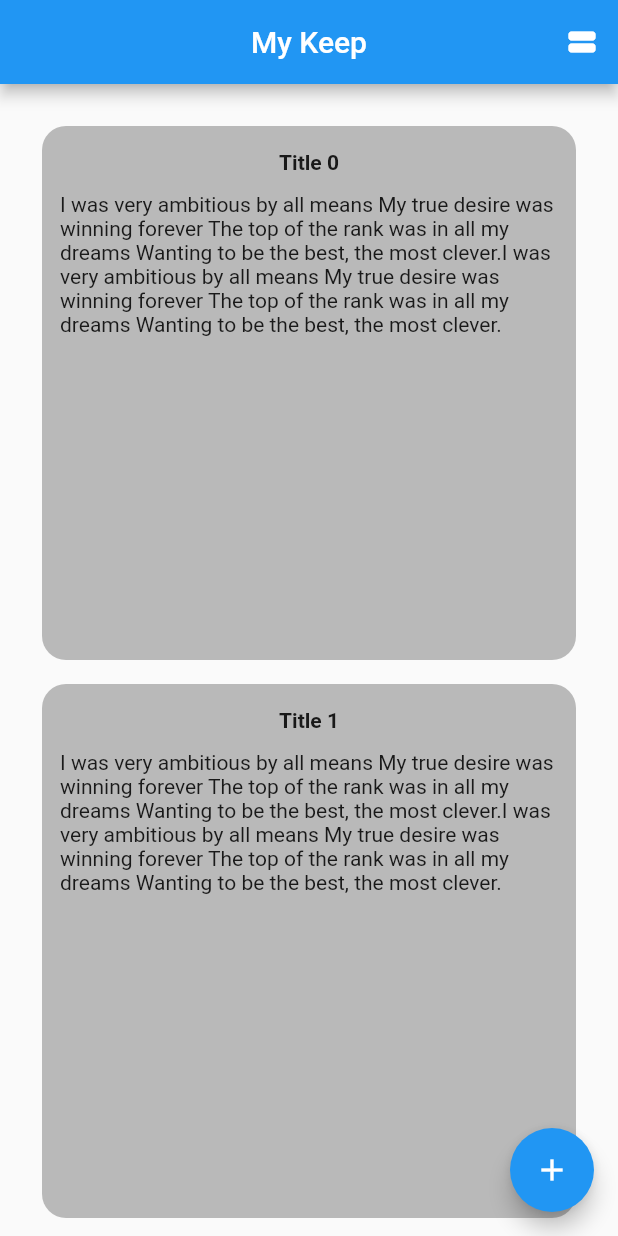
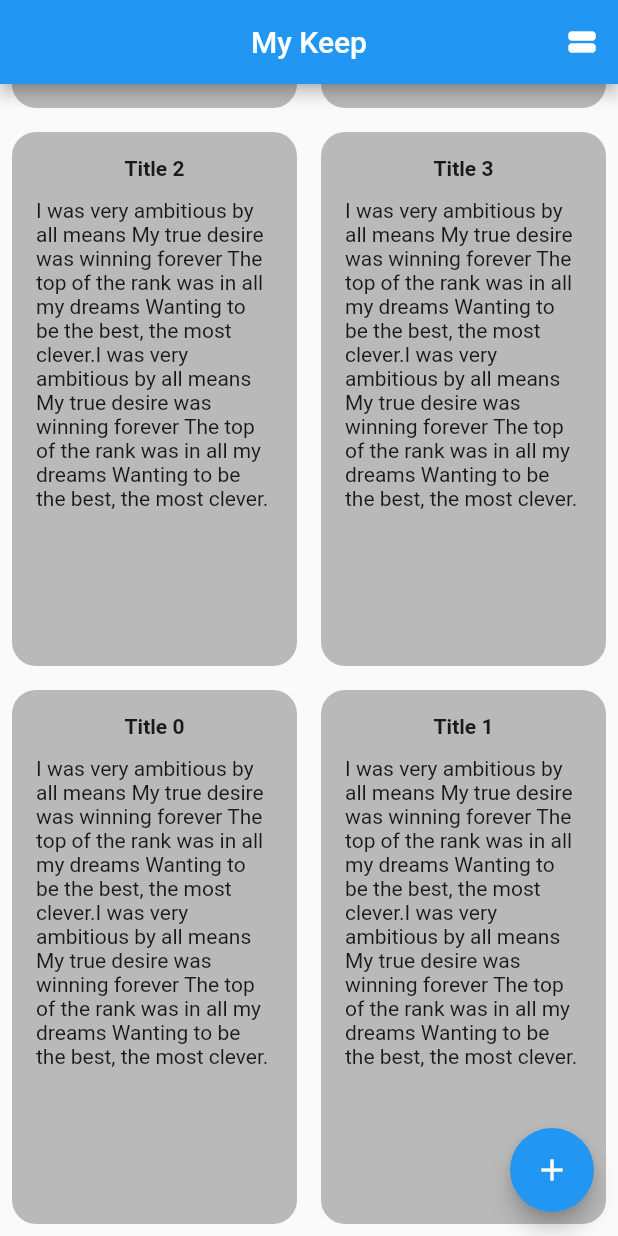
Before and after one commit to naing-pyae-hlyan/My-Keep, a Flutter app: the screen it shows after launch, on a phone screen of 412 x 824 dp. Run offline on Flutter 3.47's test engine with Material 2 defaults, Android fonts, the phone set to English and light mode, and no system bars.

Commit message:
show grid

```diff
--- a/lib/home_page.dart
+++ b/lib/home_page.dart
@@ -6,23 +6,22 @@ import 'package:todo/Utils/form_overlay_dialog.dart';
 import 'package:flutter_staggered_grid_view/flutter_staggered_grid_view.dart';
 
 class MainPage extends StatefulWidget {
-
   @override
   _MainPageState createState() => _MainPageState();
 }
 
 class _MainPageState extends State<MainPage> {
   bool _isPressed = true;
-  Icon _icon =  Icon(Icons.view_stream);
-  int _gridCount = 1;
+  Icon _icon = Icon(Icons.view_stream);
+  int _gridCount = 2;
 
-  void _checkState(){
-    if(_isPressed == true){
+  void _checkState() {
+    if (_isPressed == true) {
       _icon = Icon(Icons.view_quilt);
-      _gridCount = 2;
+      _gridCount = 1;
     } else {
       _icon = Icon(Icons.view_stream);
-      _gridCount = 1;
+      _gridCount = 2;
     }
     _isPressed = !_isPressed;
   }
@@ -35,7 +34,7 @@ class _MainPageState extends State<MainPage> {
         centerTitle: true,
         actions: <Widget>[
           IconButton(
-            onPressed: (){
+            onPressed: () {
               setState(() {
                 _checkState();
               });
@@ -44,7 +43,7 @@ class _MainPageState extends State<MainPage> {
           ),
         ],
       ),
-      body: _bodyGridView(context),
+      body: _bod(context),
       floatingActionButton: FloatingActionButton(
         onPressed: () {
           showFormOverlayDialog(context: context);
@@ -55,58 +54,65 @@ class _MainPageState extends State<MainPage> {
     );
   }
 
-  Widget _body(BuildContext context){
-//    return CustomScrollView(
-//      primary: false,
-//      slivers: <Widget>[
-        return StaggeredGridView.countBuilder(
-            crossAxisCount: 4,
-            itemCount: 12,
-            itemBuilder: (BuildContext context, int index) => Container(
-              color: Colors.green,
-              child: Column(
-                children: _getKeepWidgetList(context, _generateKeep(12)),
+  Widget _bod(BuildContext context) {
+    var size = MediaQuery.of(context).size;
+    final double itemHeight = (size.height - kToolbarHeight - 24) / (_gridCount == 1 ? 8 : 2);
+    final double itemWidth = size.width / 2;
 
-              ),
-            ),
-            staggeredTileBuilder: (int index) =>
-                StaggeredTile.count(2, index.isEven ? 2 : 1),
-          mainAxisSpacing: 4.0,
-          crossAxisSpacing: 4.0,
-        );
-//      ],
+    return Container(
+      child: GridView.count(
+        reverse: true,
+          childAspectRatio: itemWidth / itemHeight,
+          shrinkWrap: true,
+          crossAxisCount: _gridCount,
+          children: _getKeepWidgetList(context, _generateKeep(12))),
+    );
+  }
+
+//  Widget _bo(BuildContext context) {
+//    return StaggeredGridView.count(
+//      crossAxisCount: 4,
+//      mainAxisSpacing: 4.0,
+//      crossAxisSpacing: 4.0,
+//      children: _getKeepWidgetList(
+//        context,
+//        _generateKeep(12),
+//      ),
+//      staggeredTiles: _getKeepWidgetList(context, _generateKeep(12))
+//          .map<StaggeredTile>((_) => StaggeredTile.fit(_gridCount))
+//          .toList(),
 //    );
-  }
+//  }
 
   List<KeepItemsModel> _generateKeep(int number) {
     return List.generate(number, (int index) {
       return KeepItemsModel(
           title: 'Title $index',
           body:
-          'I was very ambitious by all means My true desire was winning forever The top of the rank was in all my dreams Wanting to be the best, the most clever.I was very ambitious by all means My true desire was winning forever The top of the rank was in all my dreams Wanting to be the best, the most clever.');
+              'I was very ambitious by all means My true desire was winning forever The top of the rank was in all my dreams Wanting to be the best, the most clever.I was very ambitious by all means My true desire was winning forever The top of the rank was in all my dreams Wanting to be the best, the most clever.');
     });
   }
-
-  Widget _bodyGridView(BuildContext context) {
-    var size = MediaQuery.of(context).size;
-    final double itemHeight = (size.height - kToolbarHeight - 24) / 2;
-    final double itemWidth = size.width / 2;
-
-    return CustomScrollView(
-      primary: false,
-      slivers: <Widget>[
-        SliverPadding(
-          padding: const EdgeInsets.all(20),
-          sliver: SliverGrid.count(
-              crossAxisSpacing: 10,
-//              mainAxisSpacing: 2,
-              crossAxisCount: _gridCount,
-              childAspectRatio: 1,
-              children: _getKeepWidgetList(context, _generateKeep(20))),
-        )
-      ],
-    );
-  }
+//
+//  Widget _bodyGridView(BuildContext context) {
+//    var size = MediaQuery.of(context).size;
+//    final double itemHeight = (size.height - kToolbarHeight - 24) / 2;
+//    final double itemWidth = size.width / 2;
+//
+//    return CustomScrollView(
+//      primary: false,
+//      slivers: <Widget>[
+//        SliverPadding(
+//          padding: const EdgeInsets.all(20),
+//          sliver: SliverGrid.count(
+//              crossAxisSpacing: 10,
+////              mainAxisSpacing: 2,
+//              crossAxisCount: _gridCount,
+//              childAspectRatio: 1,
+//              children: _getKeepWidgetList(context, _generateKeep(20))),
+//        )
+//      ],
+//    );
+//  }
 
   List<Widget> _getKeepWidgetList(
       BuildContext context, List<KeepItemsModel> items) {
@@ -119,7 +125,7 @@ class _MainPageState extends State<MainPage> {
 
   Widget _getKeepWidget(BuildContext context, KeepItemsModel keep) {
     return Container(
-        padding: EdgeInsets.fromLTRB(12.0, 16.0, 12.0, 0.0),
+        padding: EdgeInsets.all(16.0),
         margin: EdgeInsets.all(8.0),
         decoration: BoxDecoration(
             color: Colors.black26, borderRadius: BorderRadius.circular(16)),
@@ -133,25 +139,7 @@ class _MainPageState extends State<MainPage> {
               height: 12.0,
             ),
             Text('${keep.body}'),
-//            Align(
-//              alignment: FractionalOffset.bottomCenter,
-//              child: bottomIconSheet(context),
-//            ),
-//            Expanded(
-//              child: Align(
-//                alignment: FractionalOffset.bottomCenter,
-//                child: bottomIconSheet(context),
-//              ),
-//            )
           ],
-        )
-
-//      ExpansionTile(
-//        title: Text('${keep.title}'),
-//        children: <Widget>[
-//          Text('${keep.body}')
-//        ],
-//      ),
-        );
+        ));
   }
 }
```
